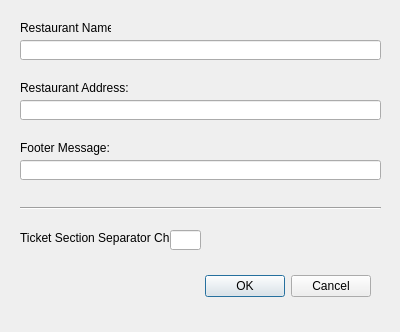
Qt form settingswindow.ui (plainoldprogrammer/pos) before a commit.
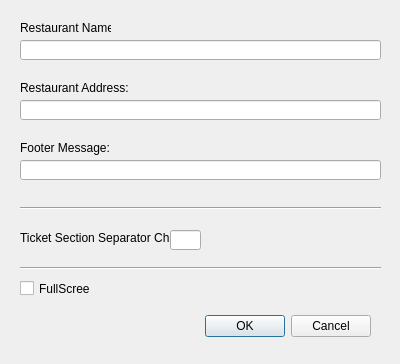
The same form after that commit.

Commit message: adding fullscreen checkbox to the settings window

```diff
--- a/settingswindow.ui
+++ b/settingswindow.ui
@@ -7,7 +7,7 @@
     <x>0</x>
     <y>0</y>
     <width>400</width>
-    <height>332</height>
+    <height>364</height>
    </rect>
   </property>
   <property name="windowTitle">
@@ -17,7 +17,7 @@
    <property name="geometry">
     <rect>
      <x>30</x>
-     <y>270</y>
+     <y>310</y>
      <width>341</width>
      <height>32</height>
     </rect>
@@ -134,6 +134,32 @@
     </rect>
    </property>
   </widget>
+  <widget class="Line" name="line_2">
+   <property name="geometry">
+    <rect>
+     <x>20</x>
+     <y>260</y>
+     <width>361</width>
+     <height>16</height>
+    </rect>
+   </property>
+   <property name="orientation">
+    <enum>Qt::Horizontal</enum>
+   </property>
+  </widget>
+  <widget class="QCheckBox" name="checkBoxFullScreen">
+   <property name="geometry">
+    <rect>
+     <x>20</x>
+     <y>280</y>
+     <width>70</width>
+     <height>17</height>
+    </rect>
+   </property>
+   <property name="text">
+    <string>FullScreen</string>
+   </property>
+  </widget>
  </widget>
  <resources/>
  <connections>
```
The commit also changes 6 other files.
